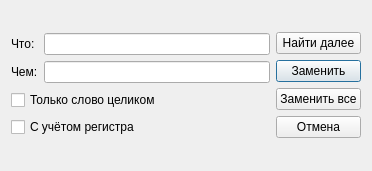
Qt form rdo/app/rdo_studio/branches/dev_qt_migration/res/ui/find_replace_dialog.ui (aurusov/rdo_studio) before a commit.
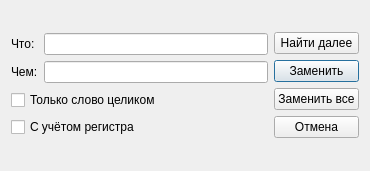
The same form after that commit.

Commit message: - диалог переименован

```diff
--- a/rdo/app/rdo_studio/branches/dev_qt_migration/res/ui/find_replace_dialog.ui
+++ b/rdo/app/rdo_studio/branches/dev_qt_migration/res/ui/find_replace_dialog.ui
@@ -6,7 +6,7 @@
    <rect>
     <x>0</x>
     <y>0</y>
-    <width>372</width>
+    <width>370</width>
     <height>171</height>
    </rect>
   </property>
```
Left out of the diff: 2 changed lines with no effect on the pictures.
